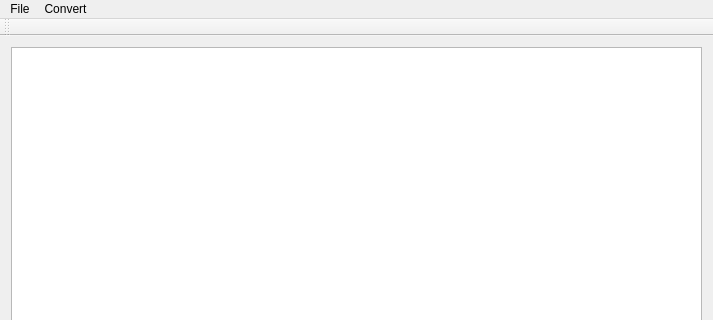
Above: csvToSQLite/mainwindow.ui from pianokulist/csvToSql before the change; both pictures show x 0 to 713 and y 0 to 320 of the 713 by 537 pixel window. Below: the same form after it.
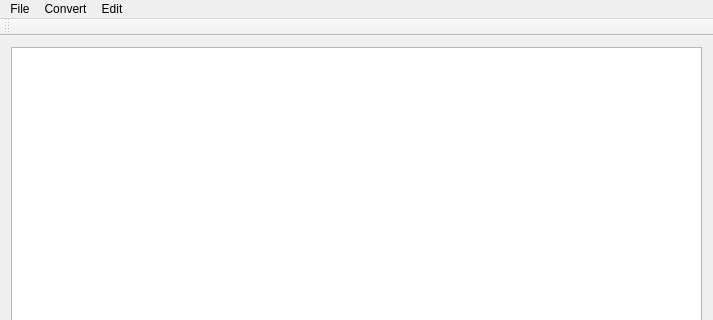
That is the form after the change.

Diff of the .ui file:
```diff
--- a/csvToSQLite/mainwindow.ui
+++ b/csvToSQLite/mainwindow.ui
@@ -45,8 +45,18 @@
     <addaction name="actionSave_To_SQLite"/>
     <addaction name="actionSave_To_CSV"/>
    </widget>
+   <widget class="QMenu" name="menuEdit">
+    <property name="title">
+     <string>Edit</string>
+    </property>
+    <addaction name="actionRemove_Row"/>
+    <addaction name="actionAppend_Row"/>
+    <addaction name="actionMove_To_First"/>
+    <addaction name="actionCommit_Changes"/>
+   </widget>
    <addaction name="menuFile"/>
    <addaction name="menuConvert"/>
+   <addaction name="menuEdit"/>
   </widget>
   <widget class="QToolBar" name="mainToolBar">
    <attribute name="toolBarArea">
```
Left out of the diff: 20 changed lines with no effect on the pictures.
